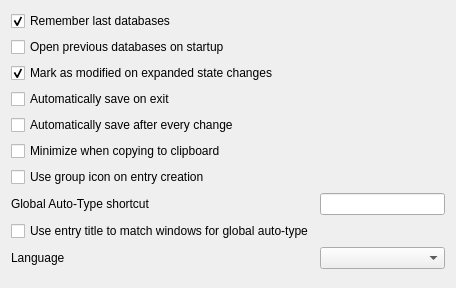
First picture: the form in src/gui/SettingsWidgetGeneral.ui, repository keepassxreboot/keepassxc, before the edit.
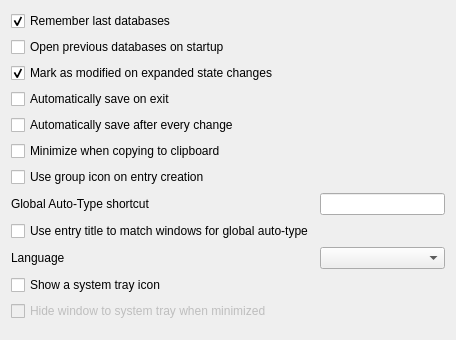
Second picture: the form after the edit. Custom widgets are drawn as their Qt base class.

Commit message:
Add an option to display a tray icon.
Also implement "Minimize to tray" functionality.

```diff
--- a/src/gui/SettingsWidgetGeneral.ui
+++ b/src/gui/SettingsWidgetGeneral.ui
@@ -7,7 +7,7 @@
     <x>0</x>
     <y>0</y>
     <width>456</width>
-    <height>288</height>
+    <height>340</height>
    </rect>
   </property>
   <layout class="QFormLayout" name="formLayout">
@@ -96,6 +96,23 @@
    <item row="9" column="1">
     <widget class="QComboBox" name="languageComboBox"/>
    </item>
+   <item row="10" column="0">
+    <widget class="QCheckBox" name="systrayShowCheckBox">
+     <property name="text">
+      <string>Show a system tray icon</string>
+     </property>
+    </widget>
+   </item>
+   <item row="11" column="0">
+    <widget class="QCheckBox" name="systrayMinimizeToTrayCheckBox">
+     <property name="enabled">
+      <bool>false</bool>
+     </property>
+     <property name="text">
+      <string>Hide window to system tray when minimized</string>
+     </property>
+    </widget>
+   </item>
   </layout>
  </widget>
  <customwidgets>
```
The commit also changes 5 other files.
